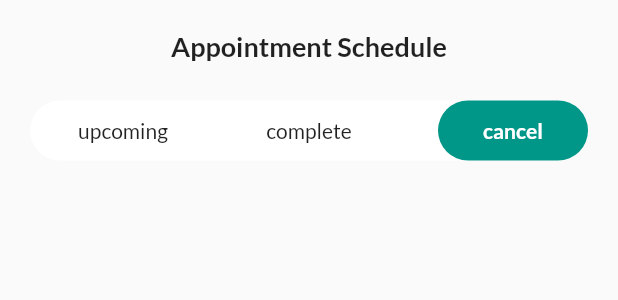
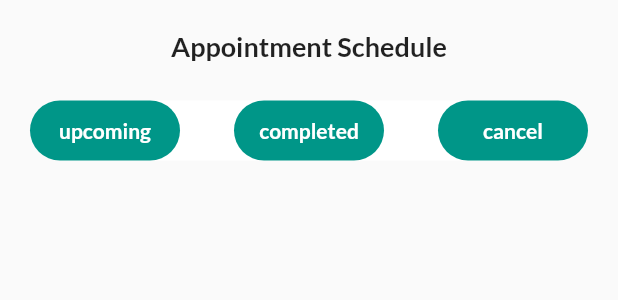
Before and after one commit to Miten3M/DocHub-doctor-Appointment-Application, a Flutter app: the AppointmentPage widget shown alone on an empty page, opened directly, after a tap on "cancel", on a phone screen of 412 x 824 dp. Shown: the top 300 px of the screen. Run offline on Flutter 3.47's test engine with Material 2 defaults, Android fonts, the phone set to English and light mode, and no system bars; our stand-ins replace cloud_firestore, firebase_auth, firebase_core, font_awesome_flutter, get, google_fonts and 6 more; missing offline and left inert: datepicker_dropdown; accounts and stored records are empty.

Commit message:
appointment done

```diff
--- a/lib/Repository/appointment_repo.dart
+++ b/lib/Repository/appointment_repo.dart
@@ -37,10 +37,12 @@ class AppointmentRepository extends GetxController {
 
   Future<List<AppointmentCardModel>> getAppointment(String? email)async{
     print("appointmentRepo");
-    final snapshot1 = await _db.collection("User")
-        .where("email", isEqualTo:email )
+    print(email);
+    final snapshot1 = await _db.collection("Users")
+        .where("Email", isEqualTo:email )
         .get();
-    final userData=snapshot1.docs.map((e) => UserModel.fromSnapshot(e)).single;
+    print(snapshot1.docs.length);
+   final userData=snapshot1.docs.map((e) => UserModel.fromSnapshot(e)).single;
     print(userData.email);
     final snapshot=await _db.collection("Users").doc(userData.id).collection("Patient").get();
     final patientData=snapshot.docs.map((e) => PatientModel.fromSnapshot(e)).toList();
@@ -51,11 +53,13 @@ class AppointmentRepository extends GetxController {
       final appointData1=snapshot3.docs.map((e) => AppointmentModel.fromSnapshot(e)).toList();
       appointData.addAll(appointData1);
     }
+    print(appointData.length);
 
     //return appointData;
     final snapshot3=await _db.collection("Doctor").get();
 
-    final docData=snapshot.docs.map((e) => DoctorModel.fromSnapshot(e)).toList();
+    final docData=snapshot3.docs.map((e) => DoctorModel.fromSnapshot(e)).toList();
+
     // return docData;
     List<AppointmentCardModel>? combinedList = appointData.map((AppointmentModel) {
       var matchingModel2 = docData.where((DoctorModel) => DoctorModel.id == AppointmentModel.doc_id).toList();
--- a/lib/homepages/appointment_page.dart
+++ b/lib/homepages/appointment_page.dart
@@ -5,6 +5,7 @@ import 'package:doc_hub/models/doctor.dart';
 import 'package:get/get.dart';
 import 'package:doc_hub/homepages/config.dart';
 import 'package:flutter/material.dart';
+
 class AppointmentPage extends StatefulWidget {
   const AppointmentPage({Key? key}) : super(key: key);
 
@@ -12,18 +13,18 @@ class AppointmentPage extends StatefulWidget {
   State<AppointmentPage> createState() => _AppointmentPageState();
 }
 
-enum FilterStatus {upcoming,complete,cancel}
+enum FilterStatus { upcoming, complete, cancel }
 
 class _AppointmentPageState extends State<AppointmentPage> {
-  FilterStatus status=FilterStatus.upcoming;
-  Alignment _alignment=Alignment.centerLeft;
-
-
+  FilterStatus status = FilterStatus.upcoming;
+  Alignment _alignment = Alignment.centerLeft;
+  int currentIndex = 0;
 
   @override
   Widget build(BuildContext context) {
     final controller = Get.put(AppointmentController());
-    // Future<List<DoctorModel>> schedules= controller.getAllAppointment(id);
+    List<AppointmentCardModel> completed = [], upcoming = [], cancelled = [];
+    //Future<List<DoctorModel>> schedules= controller.getAllAppointment();
     // List<dynamic> filteredSchedules = schedules.where((AppointmentCardModel schedule){
     //   switch(schedule.status){
     //     case 'upcoming':
@@ -40,7 +41,7 @@ class _AppointmentPageState extends State<AppointmentPage> {
     // }).toList();
     return SafeArea(
       child: Padding(
-          padding: const EdgeInsets.only(left: 20,top: 20,right: 20),
+        padding: const EdgeInsets.only(left: 20, top: 20, right: 20),
         child: FutureBuilder(
           future: controller.getAllAppointment(),
           builder: (context, snapshot) {
@@ -48,10 +49,19 @@ class _AppointmentPageState extends State<AppointmentPage> {
             if (snapshot.connectionState == ConnectionState.done) {
               print("Connetction done");
               if (snapshot.hasData) {
+                for (var i in snapshot.data!) {
+                  if (i.status == 'completed') {
+                    completed.add(i);
+                  } else if (i.status == 'upcoming') {
+                    upcoming.add(i);
+                  } else {
+                    cancelled.add(i);
+                  }
+                }
 
                 return Column(
                   crossAxisAlignment: CrossAxisAlignment.stretch,
-                    children: <Widget> [
+                  children: <Widget>[
                     const Text(
                       'Appointment Schedule',
                       textAlign: TextAlign.center,
@@ -73,33 +83,14 @@ class _AppointmentPageState extends State<AppointmentPage> {
                           child: Row(
                             mainAxisAlignment: MainAxisAlignment.spaceBetween,
                             children: [
-                                for(FilterStatus filterStatus in FilterStatus.values)
-                                  Expanded(
-                                    child: GestureDetector(
-                                      onTap: (){
+                              GestureDetector(
+                                onTap: () {
                                   setState(() {
-                                          if(filterStatus==FilterStatus.upcoming){
-                                            status=FilterStatus.upcoming;
-                                            _alignment=Alignment.centerLeft;
-                                          }else if(filterStatus==FilterStatus.complete){
-                                            status=FilterStatus.complete;
-                                            _alignment=Alignment.center;
-                                          }else if(filterStatus==FilterStatus.cancel){
-                                            status=FilterStatus.cancel;
-                                            _alignment=Alignment.centerRight;
-                                          }
+                                    currentIndex = 0;
                                   });
                                 },
-                                      child: Center(
-                                        child: Text(filterStatus.name),
-                                      ),
-                                    ),
-                                  ),
-                              ],
-                            ),
-                          ),
-                          AnimatedAlign(
-                            alignment: _alignment,
+                                child: AnimatedAlign(
+                                  alignment: Alignment.centerLeft,
                                   duration: const Duration(milliseconds: 200),
                                   child: Container(
                                     width: 100,
@@ -110,7 +101,7 @@ class _AppointmentPageState extends State<AppointmentPage> {
                                     ),
                                     child: Center(
                                       child: Text(
-                                  status.name,
+                                        "upcoming",
                                         style: const TextStyle(
                                           color: Colors.white,
                                           fontWeight: FontWeight.bold,
@@ -119,15 +110,76 @@ class _AppointmentPageState extends State<AppointmentPage> {
                                     ),
                                   ),
                                 ),
+                              ),
+                              GestureDetector(
+                                onTap: () {
+                                  setState(() {
+                                    currentIndex = 1;
+                                  });
+                                },
+                                child: AnimatedAlign(
+                                  alignment: Alignment.center,
+                                  duration: const Duration(milliseconds: 200),
+                                  child: Container(
+                                    width: 100,
+                                    height: 40,
+                                    decoration: BoxDecoration(
+                                      color: Config.primaryColor,
+                                      borderRadius: BorderRadius.circular(20),
+                                    ),
+                                    child: Center(
+                                      child: Text(
+                                        "completed",
+                                        style: const TextStyle(
+                                          color: Colors.white,
+                                          fontWeight: FontWeight.bold,
+                                        ),
+                                      ),
+                                    ),
+                                  ),
+                                ),
+                              ),
+                              GestureDetector(
+                                onTap: () {
+                                  setState(() {
+                                    currentIndex = 2;
+                                  });
+                                },
+                                child: AnimatedAlign(
+                                  alignment: Alignment.centerRight,
+                                  duration: const Duration(milliseconds: 200),
+                                  child: Container(
+                                    width: 100,
+                                    height: 40,
+                                    decoration: BoxDecoration(
+                                      color: Config.primaryColor,
+                                      borderRadius: BorderRadius.circular(20),
+                                    ),
+                                    child: Center(
+                                      child: Text(
+                                        "cancel",
+                                        style: const TextStyle(
+                                          color: Colors.white,
+                                          fontWeight: FontWeight.bold,
+                                        ),
+                                      ),
+                                    ),
+                                  ),
+                                ),
+                              ),
+                            ],
+                          ),
+                        ),
                       ],
                     ),
                     Config.spaceSmall,
                     Expanded(
                       child: ListView.builder(
-                          itemCount: snapshot.data!.length,
-                          itemBuilder: ((context,index){
+                        itemCount: currentIndex==0?upcoming.length:currentIndex==1?completed.length:cancelled.length,
+                        itemBuilder: ((context, index) {
                           // AppointmentCardModel schedule=snapshot.data![index];
-                            bool isLastElement=snapshot.data!.length+1==index;
+                          bool isLastElement =
+                              snapshot.data!.length + 1 == index;
                           return Card(
                             shape: RoundedRectangleBorder(
                               side: const BorderSide(
@@ -135,9 +187,7 @@ class _AppointmentPageState extends State<AppointmentPage> {
                               ),
                               borderRadius: BorderRadius.circular(20),
                             ),
-                              margin: !isLastElement
-                                  ?const EdgeInsets.only(bottom: 20)
-                                  :EdgeInsets.zero,
+
                             child: Padding(
                               padding: const EdgeInsets.all(15),
                               child: Column(
@@ -146,22 +196,28 @@ class _AppointmentPageState extends State<AppointmentPage> {
                                   Row(
                                     children: [
                                       CircleAvatar(
-                                          backgroundImage: AssetImage(snapshot.data![index].doc_profile),
+                                        backgroundImage: AssetImage(
+                                            currentIndex==0 ? upcoming[index].doc_profile : currentIndex==1 ? completed[index].doc_profile : cancelled[index].doc_profile),
                                       ),
-                                        const SizedBox(width: 10,),
+                                      const SizedBox(
+                                        width: 10,
+                                      ),
                                       Column(
-                                          crossAxisAlignment: CrossAxisAlignment.start,
+                                        crossAxisAlignment:
+                                        CrossAxisAlignment.start,
                                         children: [
                                           Text(
-                                              snapshot.data![index].doctor_name,
+                                            currentIndex==0 ? upcoming[index].doctor_name : currentIndex==1 ? completed[index].doctor_name: cancelled[index].doctor_name,
                                             style: const TextStyle(
                                               color: Colors.black,
                                               fontWeight: FontWeight.w700,
                                             ),
                                           ),
-                                            const SizedBox(height: 5,),
+                                          const SizedBox(
+                                            height: 5,
+                                          ),
                                           Text(
-                                              snapshot.data![index].category,
+                                            currentIndex==0 ? upcoming[index].category : currentIndex==1 ? completed[index].category : cancelled[index].category,
                                             style: const TextStyle(
                                               color: Colors.grey,
                                               fontSize: 12,
@@ -175,19 +231,24 @@ class _AppointmentPageState extends State<AppointmentPage> {
                                   const SizedBox(
                                     height: 15,
                                   ),
-                                    ScheduleCard(date: snapshot.data![index].date, day: snapshot.data![index].day, time: snapshot.data![index].time),
+                                  ScheduleCard(
+                                      date: currentIndex==0 ? upcoming[index].date : currentIndex==1 ? completed[index].date : cancelled[index].date,
+                                      day: currentIndex==0 ? upcoming[index].day : currentIndex==1 ? completed[index].day : cancelled[index].day,
+                                      time: currentIndex==0 ? upcoming[index].time : currentIndex==1 ? completed[index].time : cancelled[index].time),
                                   const SizedBox(
                                     height: 15,
                                   ),
                                   Row(
-                                      mainAxisAlignment: MainAxisAlignment.spaceBetween,
+                                    mainAxisAlignment:
+                                    MainAxisAlignment.spaceBetween,
                                     children: [
                                       Expanded(
                                         child: OutlinedButton(
-                                            onPressed: (){},
+                                          onPressed: () {},
                                           child: const Text(
                                             'Cancel',
-                                              style: TextStyle(color: Config.primaryColor),
+                                            style: TextStyle(
+                                                color: Config.primaryColor),
                                           ),
                                         ),
                                       ),
@@ -197,12 +258,14 @@ class _AppointmentPageState extends State<AppointmentPage> {
                                       Expanded(
                                         child: OutlinedButton(
                                           style: OutlinedButton.styleFrom(
-                                              backgroundColor: Config.primaryColor,
+                                            backgroundColor:
+                                            Config.primaryColor,
                                           ),
-                                            onPressed: (){},
+                                          onPressed: () {},
                                           child: const Text(
                                             'Reschedule',
-                                              style: TextStyle(color: Colors.white),
+                                            style:
+                                            TextStyle(color: Colors.white),
                                           ),
                                         ),
                                       ),
@@ -211,18 +274,15 @@ class _AppointmentPageState extends State<AppointmentPage> {
                                 ],
                               ),
                             ),
-
                           );
                         }),
                       ),
                     ),
                   ],
                 );
-
               } else if (snapshot.hasError) {
                 print(snapshot.error.toString());
                 return Center(child: Text(snapshot.error.toString()));
-
               } else {
                 return const Center(child: Text("Something went wrong"));
               }
@@ -237,15 +297,18 @@ class _AppointmentPageState extends State<AppointmentPage> {
 }
 
 class ScheduleCard extends StatelessWidget {
-  const ScheduleCard({Key? key, required this.date, required this.day, required this.time}) : super(key: key);
+  const ScheduleCard(
+      {Key? key, required this.date, required this.day, required this.time})
+      : super(key: key);
   final String date;
   final String day;
   final String time;
+
   @override
   Widget build(BuildContext context) {
     return Container(
       decoration: BoxDecoration(
-        color:Colors.grey.shade700,
+        color: Colors.grey.shade700,
         borderRadius: BorderRadius.circular(10),
       ),
       width: double.infinity,
@@ -253,25 +316,35 @@ class ScheduleCard extends StatelessWidget {
       child: Row(
         crossAxisAlignment: CrossAxisAlignment.center,
         mainAxisAlignment: MainAxisAlignment.spaceBetween,
-        children:  <Widget>[
+        children: <Widget>[
           Icon(
             Icons.calendar_today,
-            color:Config.primaryColor,
+            color: Config.primaryColor,
             size: 15,
           ),
-          SizedBox(width: 5,),
+          SizedBox(
+            width: 5,
+          ),
           Text(
             "$day$date",
             style: TextStyle(color: Config.primaryColor),
           ),
-          SizedBox(width: 20,),
+          SizedBox(
+            width: 20,
+          ),
           Icon(
             Icons.access_alarm,
-            color:Config.primaryColor,
+            color: Config.primaryColor,
             size: 17,
           ),
-          SizedBox(width: 5,),
-          Flexible(child: Text('2:00 PM',style: TextStyle(color: Config.primaryColor),))
+          SizedBox(
+            width: 5,
+          ),
+          Flexible(
+              child: Text(
+            '2:00 PM',
+            style: TextStyle(color: Config.primaryColor),
+          ))
         ],
       ),
     );
--- a/lib/models/appointments.dart
+++ b/lib/models/appointments.dart
@@ -16,7 +16,7 @@ class AppointmentModel {
     required this.date,
     required this.time,
     required this.day,
-    this.status="upcomig"
+    this.status="upcoming"
   });
   toJson() {
     return {
@@ -31,7 +31,7 @@ class AppointmentModel {
   factory AppointmentModel.fromSnapshot(
       DocumentSnapshot<Map<String, dynamic>> document) {
     final data = document.data()!;
-    return AppointmentModel(p_id: data["p_id"], doc_id: data["doc_id"], date:  data["date"], time:  data["time"], day:  data["day"]);
+    return AppointmentModel(p_id: data["p_id"], doc_id: data["doc_id"], date:  data["date"], time:  data["time"], day:  data["day"],status: data["status"]);
 
 
   }
```
Also changed, not shown: lib/models/patient.dart (added, +41 -0 lines). Lines whose indentation alone changed are shown as unchanged.
